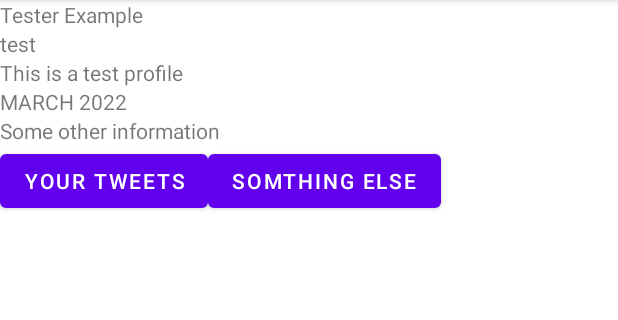
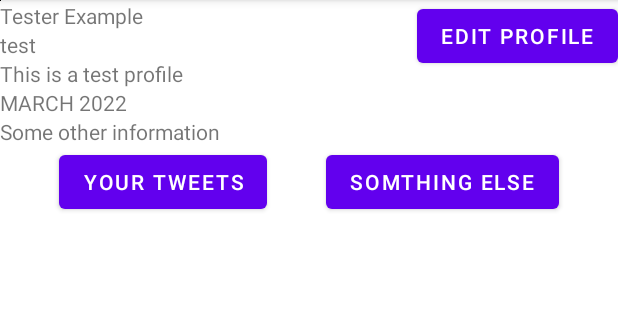
Before and after one commit to MingHaoC/COMP4200, an Android app: the ProfileActivity screen opened directly, with no data from a screen before it, on a phone screen of 412 x 824 dp, the part 84-404 px from its top. Run offline under Robolectric (Android 15) with nearby library versions, the phone set to English and light mode, and no system bars.

Commit message:
Adjust layout to use constraintlayout

```diff
--- a/app/src/main/res/layout/activity_profile.xml
+++ b/app/src/main/res/layout/activity_profile.xml
@@ -1,80 +1,94 @@
 <?xml version="1.0" encoding="utf-8"?>
-<RelativeLayout xmlns:android="http://schemas.android.com/apk/res/android"
+<androidx.constraintlayout.widget.ConstraintLayout xmlns:android="http://schemas.android.com/apk/res/android"
     xmlns:app="http://schemas.android.com/apk/res-auto"
     xmlns:tools="http://schemas.android.com/tools"
     android:layout_width="match_parent"
     android:layout_height="match_parent"
     tools:context=".ProfileActivity">
 
-    <LinearLayout
-        android:id="@+id/user_info"
-        android:layout_width="match_parent"
-        android:layout_height="wrap_content"
-        android:orientation="vertical">
-
     <ImageView
         android:id="@+id/user_image"
         android:layout_width="wrap_content"
         android:layout_height="wrap_content"
+        app:layout_constraintStart_toStartOf="parent"
+        app:layout_constraintTop_toTopOf="parent"
+        app:srcCompat="@color/black"
         tools:srcCompat="@tools:sample/avatars" />
+
+    <Button
+        android:id="@+id/edit_profile"
+        android:layout_width="wrap_content"
+        android:layout_height="wrap_content"
+        android:text="Edit Profile"
+        app:layout_constraintEnd_toEndOf="parent"
+        app:layout_constraintTop_toTopOf="parent" />
 
     <TextView
         android:id="@+id/user_name"
         android:layout_width="wrap_content"
         android:layout_height="wrap_content"
-            android:text="Name" />
+        android:text="Name"
+        app:layout_constraintStart_toStartOf="parent"
+        app:layout_constraintTop_toBottomOf="@+id/user_image" />
 
     <TextView
         android:id="@+id/user_handle"
         android:layout_width="wrap_content"
         android:layout_height="wrap_content"
-            android:text="Handle" />
+        android:text="Handle"
+        app:layout_constraintStart_toStartOf="parent"
+        app:layout_constraintTop_toBottomOf="@+id/user_name" />
+
+    <TextView
+        android:id="@+id/user_created"
+        android:layout_width="wrap_content"
+        android:layout_height="wrap_content"
+        android:text="Joined Date"
+        app:layout_constraintStart_toStartOf="parent"
+        app:layout_constraintTop_toBottomOf="@+id/user_description" />
 
     <TextView
         android:id="@+id/user_description"
         android:layout_width="wrap_content"
         android:layout_height="wrap_content"
-            android:text="Some Description" />
-
-        <TextView
-            android:id="@+id/user_created"
-            android:layout_width="match_parent"
-            android:layout_height="wrap_content"
-            android:text="Joined Date" />
+        android:text="Some Description"
+        app:layout_constraintStart_toStartOf="parent"
+        app:layout_constraintTop_toBottomOf="@+id/user_handle" />
 
     <TextView
         android:id="@+id/user_something"
         android:layout_width="wrap_content"
         android:layout_height="wrap_content"
-            android:text="Some other information" />
+        android:text="Some other information"
+        app:layout_constraintStart_toStartOf="parent"
+        app:layout_constraintTop_toBottomOf="@+id/user_created" />
 
-        <LinearLayout
-            android:id="@+id/user_forum_buttons"
-            android:layout_width="match_parent"
+    <Button
+        android:id="@+id/button2"
+        android:layout_width="wrap_content"
         android:layout_height="wrap_content"
-            android:orientation="horizontal"
-            app:layout_constraintBottom_toTopOf="parent"
+        android:text="Somthing else"
         app:layout_constraintEnd_toEndOf="parent"
-            app:layout_constraintStart_toStartOf="parent"
-            app:layout_constraintTop_toTopOf="@id/user_something">
+        app:layout_constraintHorizontal_bias="0.5"
+        app:layout_constraintStart_toEndOf="@+id/button"
+        app:layout_constraintTop_toBottomOf="@+id/user_something" />
 
     <Button
         android:id="@+id/button"
         android:layout_width="wrap_content"
         android:layout_height="wrap_content"
-                android:text="Your Tweets" />
-
-            <Button
-                android:id="@+id/button2"
-                android:layout_width="wrap_content"
-                android:layout_height="wrap_content"
-                android:text="Somthing else" />
-        </LinearLayout>
-    </LinearLayout>
+        android:text="Your Tweets"
+        app:layout_constraintEnd_toStartOf="@+id/button2"
+        app:layout_constraintHorizontal_bias="0.5"
+        app:layout_constraintStart_toStartOf="parent"
+        app:layout_constraintTop_toBottomOf="@+id/user_something" />
 
     <FrameLayout
         android:id="@+id/user_forums"
         android:layout_width="match_parent"
-        android:layout_height="match_parent"
-        android:layout_below="@id/user_info"></FrameLayout>
-</RelativeLayout>
+        android:layout_height="wrap_content"
+        app:layout_constraintEnd_toEndOf="parent"
+        app:layout_constraintStart_toStartOf="parent"
+        app:layout_constraintTop_toBottomOf="@+id/button"></FrameLayout>
+
+</androidx.constraintlayout.widget.ConstraintLayout>
```
Lines whose indentation alone changed are shown as unchanged.
